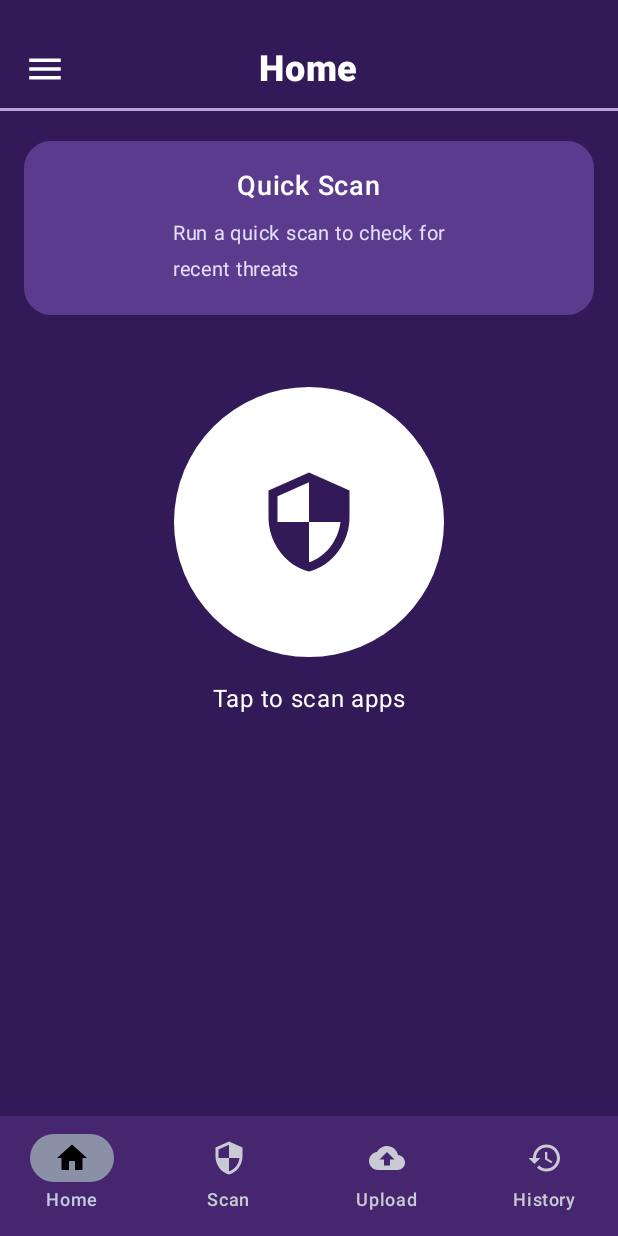
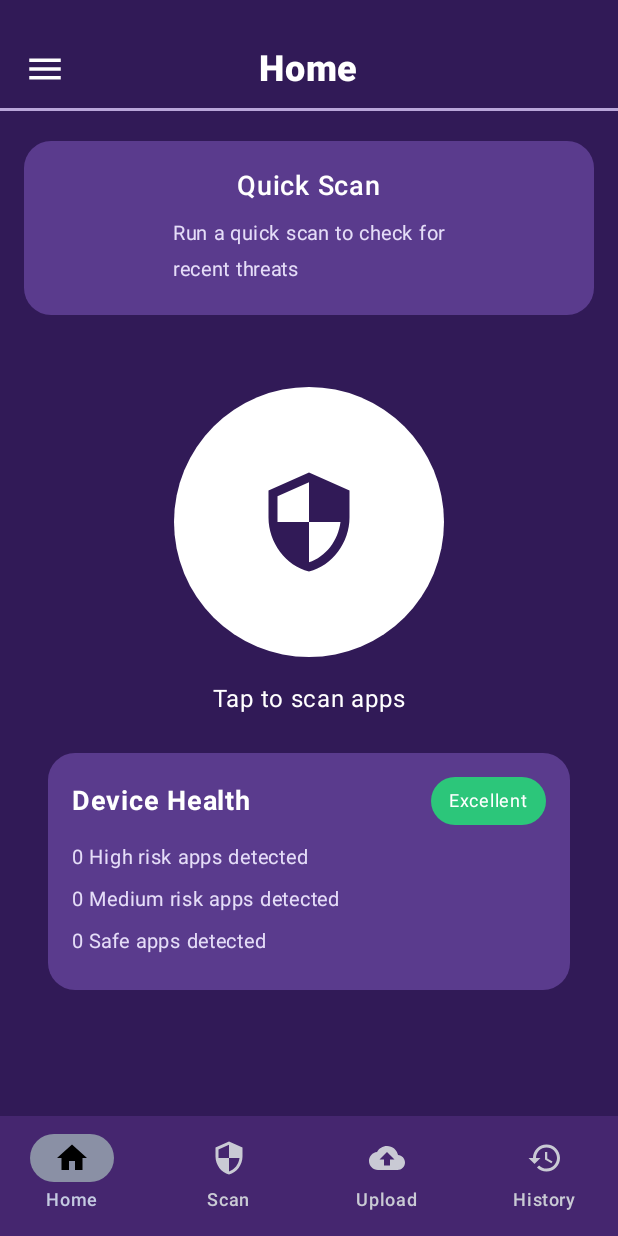
Before and after one commit to ye3pz/Senior-Project, an Android app built with Jetpack Compose: the screen it shows after launch (MainActivity), after a tap on "Close menu", on a phone screen of 412 x 824 dp. Run offline under Robolectric (Android 15) with nearby library versions, the phone set to English and light mode, and no system bars; our stand-ins replace Firebase (no records; nobody signed in at launch, a user with empty details on screens opened directly); 1 other tap on this screen came first.

Commit message:
device health card added back to home page

```diff
--- a/app/src/main/java/com/example/shade/ui/theme/HomePage.kt
+++ b/app/src/main/java/com/example/shade/ui/theme/HomePage.kt
@@ -21,6 +21,7 @@ import androidx.compose.ui.unit.dp
 import androidx.compose.ui.unit.sp
 import com.example.shade.ui.viewmodel.QuickScanViewModel
 import com.example.shade.utils.LoadingOverlay
+import com.example.shade.ThreatsList.activeThreats
 
 @Composable
 fun HomePage(
@@ -133,9 +134,80 @@ fun HomePage(
                 fontSize = 16.sp,
                 color = Color.White
             )
+
+            Spacer(modifier = Modifier.height(24.dp))
+
+            // Device Health Card
+            DeviceHealthCard()
+
         }
     }
     if (isScanning) {
         LoadingOverlay("Running Quick Scan… Results will be on the History Page")
     }
 }
+
+@Composable
+fun DeviceHealthCard() {
+    val activeThreatsCount = activeThreats.size
+
+    // Determine health label
+    val healthLabel = when {
+        activeThreatsCount == 0 -> "Excellent"
+        activeThreatsCount <= 3 -> "Good"
+        activeThreatsCount <= 6 -> "Fair"
+        else -> "Poor"
+    }
+
+    // Create dynamic list of observations
+    val observations = listOf(
+        "${activeThreats.count { it.threatLevel == com.example.shade.utils.ThreatLevel.HIGH }} High risk apps detected",
+        "${activeThreats.count { it.threatLevel == com.example.shade.utils.ThreatLevel.MEDIUM }} Medium risk apps detected",
+        "${activeThreats.count { it.threatLevel == com.example.shade.utils.ThreatLevel.SAFE }} Safe apps detected"
+    )
+
+    val cardColor = Color(0xFF5A3B8D)
+    val textSoft = Color(0xFFE5DDF8)
+
+    Column(
+        modifier = Modifier
+            .padding(horizontal = 16.dp)
+            .fillMaxWidth()
+            .background(cardColor, RoundedCornerShape(18.dp))
+            .padding(16.dp)
+    ) {
+        Row(verticalAlignment = Alignment.CenterVertically) {
+            Text(
+                text = "Device Health",
+                fontSize = 18.sp,
+                color = Color.White,
+                fontWeight = FontWeight.Bold
+            )
+
+            Spacer(modifier = Modifier.weight(1f))
+
+            Box(
+                modifier = Modifier
+                    .background(
+                        color = when (healthLabel) {
+                            "Excellent" -> Color(0xFF2CC67A)
+                            "Good" -> Color(0xFF7ED321)
+                            "Fair" -> Color(0xFFFFA726)
+                            else -> Color(0xFFE53935)
+                        },
+                        shape = RoundedCornerShape(20.dp)
+                    )
+                    .padding(horizontal = 12.dp, vertical = 4.dp)
+            ) {
+                Text(healthLabel, color = Color.White, fontSize = 12.sp)
+            }
+        }
+
+        Spacer(modifier = Modifier.height(10.dp))
+
+        observations.forEach { obs ->
+            Text(obs, color = textSoft, fontSize = 13.sp)
+            Spacer(modifier = Modifier.height(4.dp))
+        }
+    }
+}
```
